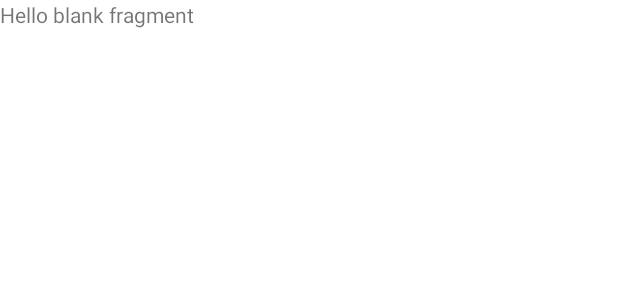
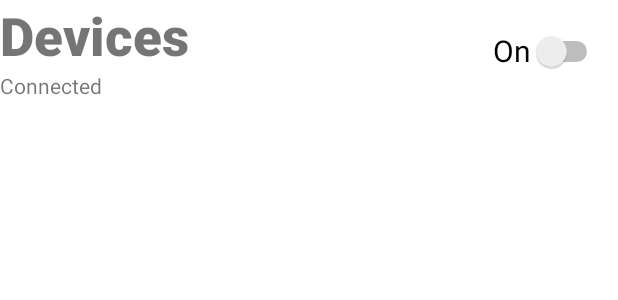
Before and after one commit to nicoVascon/HomeCoffee, an Android app: the layout fragment_devices.xml on its own in the app's theme, with its tools: preview values and no code run, on a phone screen of 412 x 824 dp. Shown: the top 300 px of the screen. Run offline under Robolectric (Android 15) with nearby library versions, the phone set to English and light mode, and no system bars.

Commit message:
fragment_devices and items layout and animation.

```diff
--- /dev/null
+++ b/app/src/main/res/anim/item_animation.xml
@@ -0,0 +1,20 @@
+<?xml version="1.0" encoding="utf-8"?>
+<set xmlns:android="http://schemas.android.com/apk/res/android"
+    android:duration="3000">
+    <translate
+        android:fromYDelta="-20%"
+        android:toYDelta="0"
+        android:interpolator="@android:anim/decelerate_interpolator"/>
+    <alpha
+        android:fromAlpha="0"
+        android:toAlpha="1"
+        android:interpolator="@android:anim/decelerate_interpolator"/>
+    <scale
+        android:fromXScale="105%"
+        android:fromYScale="105%"
+        android:toXScale="100%"
+        android:toYScale="100%"
+        android:pivotX="50%"
+        android:pivotY="50%"
+        android:interpolator="@android:anim/decelerate_interpolator"/>
+</set>
--- /dev/null
+++ b/app/src/main/res/anim/recyclerview_animation.xml
@@ -0,0 +1,5 @@
+<?xml version="1.0" encoding="utf-8"?>
+<layoutAnimation xmlns:android="http://schemas.android.com/apk/res/android"
+    android:animation="@anim/item_animation"
+    android:animationOrder="normal"
+    android:delay="15%" />
--- a/app/src/main/res/layout/fragment_devices.xml
+++ b/app/src/main/res/layout/fragment_devices.xml
@@ -1,14 +1,51 @@
 <?xml version="1.0" encoding="utf-8"?>
-<FrameLayout xmlns:android="http://schemas.android.com/apk/res/android"
+<androidx.constraintlayout.widget.ConstraintLayout
+    xmlns:android="http://schemas.android.com/apk/res/android"
+    xmlns:app="http://schemas.android.com/apk/res-auto"
     xmlns:tools="http://schemas.android.com/tools"
     android:layout_width="match_parent"
     android:layout_height="match_parent"
-    tools:context=".DevicesFragment">
+    tools:context=".MainActivity">
 
-    <!-- TODO: Update blank fragment layout -->
     <TextView
-        android:layout_width="match_parent"
-        android:layout_height="match_parent"
-        android:text="@string/hello_blank_fragment" />
+        android:id="@+id/textView_DevicesTitle"
+        android:layout_width="wrap_content"
+        android:layout_height="wrap_content"
+        android:text="@string/txt_DevicesFragTitle"
+        app:layout_constraintStart_toStartOf="parent"
+        app:layout_constraintTop_toTopOf="parent"
+        style="@style/Title" />
 
-</FrameLayout>
+    <TextView
+        android:id="@+id/textView6"
+        android:layout_width="wrap_content"
+        android:layout_height="wrap_content"
+        android:text="@string/txt_DevicesConnected"
+        app:layout_constraintStart_toStartOf="parent"
+        app:layout_constraintTop_toBottomOf="@+id/textView_DevicesTitle" />
+
+    <Switch
+        android:id="@+id/switch1"
+        android:layout_width="wrap_content"
+        android:layout_height="wrap_content"
+        android:layout_marginTop="20dp"
+        android:layout_marginEnd="10dp"
+        android:minHeight="48dp"
+        android:scrollbarSize="4sp"
+        android:text="@string/btn_OnDevices"
+        android:textSize="20sp"
+        app:layout_constraintBottom_toTopOf="@+id/textView6"
+        app:layout_constraintEnd_toEndOf="parent"
+        app:layout_constraintTop_toTopOf="parent" />
+
+    <androidx.recyclerview.widget.RecyclerView
+        android:id="@+id/recyclerViewMain"
+        android:layout_width="0dp"
+        android:layout_height="0dp"
+        android:layoutAnimation="@anim/recyclerview_animation"
+        app:layout_constraintBottom_toBottomOf="parent"
+        app:layout_constraintEnd_toEndOf="parent"
+        app:layout_constraintHorizontal_bias="0.0"
+        app:layout_constraintStart_toStartOf="parent"
+        app:layout_constraintTop_toBottomOf="@+id/textView6" />
+</androidx.constraintlayout.widget.ConstraintLayout>
--- a/app/src/main/res/values/colors.xml
+++ b/app/src/main/res/values/colors.xml
@@ -7,4 +7,5 @@
     <color name="teal_700">#FF018786</color>
     <color name="black">#FF000000</color>
     <color name="white">#FFFFFFFF</color>
+    <color name="brown">#CC601A</color>
 </resources>
--- /dev/null
+++ b/app/src/main/res/values/styles.xml
@@ -0,0 +1,8 @@
+<?xml version="1.0" encoding="utf-8"?>
+<resources>
+
+    <style name="Title">
+        <item name="android:fontFamily">sans-serif-black</item>
+        <item name="android:textSize">35sp</item>
+    </style>
+</resources>
```
Also changed, not shown: app/src/main/res/drawable/custom_effect.xml (added, +13 -0 lines), app/src/main/res/layout/item_device_layout.xml (added, +120 -0 lines), app/src/main/res/values/strings.xml (+17 -10 lines), 1 other file.
